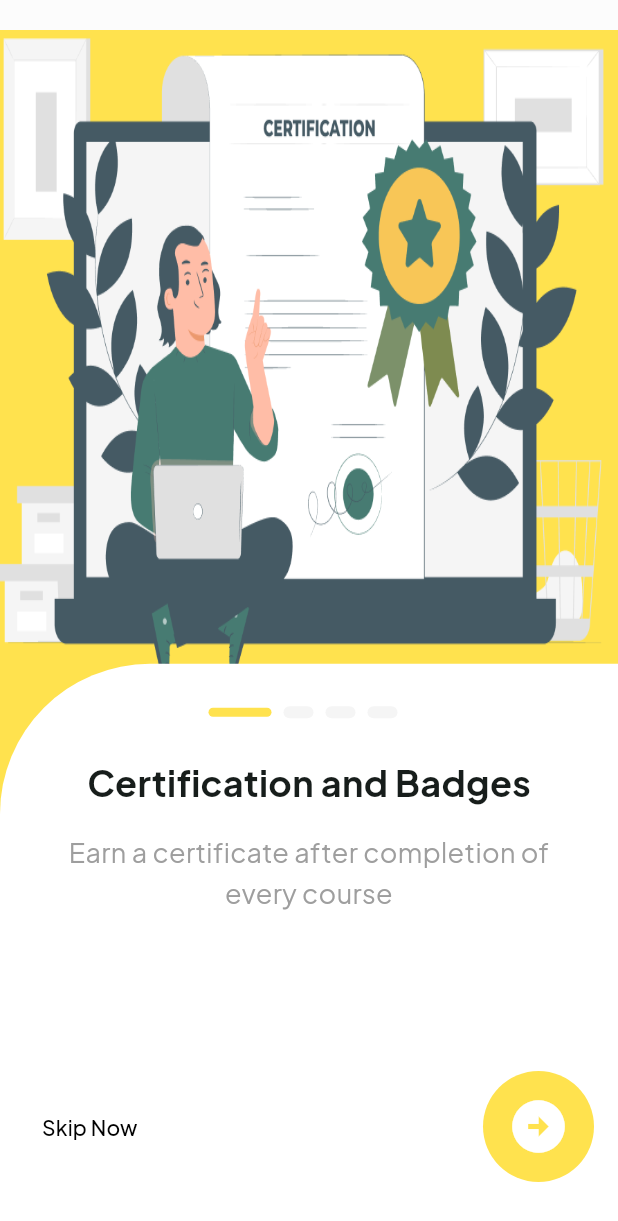
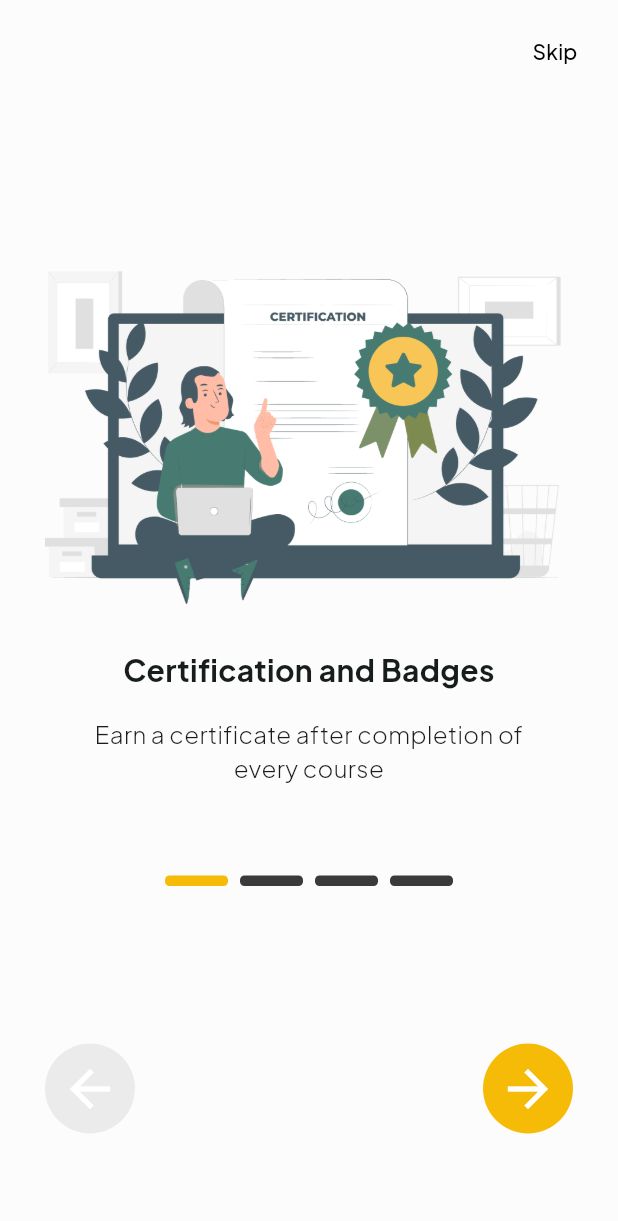
Before and after one commit to DinaAlaaEldinMohamed/Edu-Vista, a Flutter app: the screen it shows after launch, on a phone screen of 412 x 824 dp. Shown: the top 1221 px of the screen. Run offline on Flutter 3.47's test engine with Material 3 defaults, Android fonts, the phone set to English and light mode, and no system bars.

```diff
--- a/lib/main.dart
+++ b/lib/main.dart
@@ -1,4 +1,5 @@
-import 'package:edu_vista/pages/screens/onboarding-screen.dart';
+import 'package:edu_vista/pages/screens/splash_screen.dart';
+import 'package:edu_vista/utils/app_routes.dart';
 import 'package:edu_vista/utils/colors-utils.dart';
 import 'package:flutter/material.dart';
 
@@ -17,11 +18,12 @@ class MyApp extends StatelessWidget {
       title: 'Edu Vista',
       theme: ThemeData(
         fontFamily: "PlusJakartaSans",
-          colorScheme:
-              ColorScheme.fromSeed(seedColor: ColorUtility.primaryColor),
+        colorScheme: ColorScheme.fromSeed(seedColor: ColorUtility.primaryColor),
         scaffoldBackgroundColor: ColorUtility.pageBackgroundColor,
         useMaterial3: true,
       ),
-        home: const OnboardingScreen());
+      home: const SplashScreen(),
+      onGenerateRoute: AppRouter.generateRoute,
+    );
   }
 }
--- /dev/null
+++ b/lib/pages/screens/login/login.dart
@@ -0,0 +1,17 @@
+import 'package:flutter/material.dart';
+
+class Login extends StatelessWidget {
+  const Login({super.key});
+
+  @override
+  Widget build(BuildContext context) {
+    return const Scaffold(
+      body: Center(
+        child: Text(
+          'Login',
+          style: TextStyle(fontSize: 24, fontWeight: FontWeight.bold),
+        ),
+      ),
+    );
+  }
+}
--- /dev/null
+++ b/lib/pages/screens/onBoarding/onboarding-screen.dart
@@ -0,0 +1,99 @@
+import 'package:edu_vista/utils/images-utils.dart';
+import 'package:edu_vista/widgets/onBoarding/onboarding-widget.dart';
+import 'package:flutter/material.dart';
+
+class OnboardingScreen extends StatefulWidget {
+  const OnboardingScreen({super.key});
+
+  @override
+  State<OnboardingScreen> createState() => _OnboardingScreenState();
+}
+
+class _OnboardingScreenState extends State<OnboardingScreen> {
+  final PageController _pageController = PageController();
+  int _activePage = 0;
+
+  void _onPageChanged(int page) {
+    setState(() {
+      _activePage = page;
+    });
+  }
+
+  void _onNextPage() {
+    if (_activePage < _pages.length - 1) {
+      _pageController.nextPage(
+        duration: const Duration(milliseconds: 500),
+        curve: Curves.easeInOut,
+      );
+    } else {
+      Navigator.pushReplacementNamed(context, '/login');
+    }
+  }
+
+  void _onPreviousPage() {
+    if (_activePage > 0) {
+      _pageController.previousPage(
+        duration: const Duration(milliseconds: 500),
+        curve: Curves.easeInOut,
+      );
+    }
+  }
+
+  void _onSkip() {
+    // Skip to the last page
+    _pageController.jumpToPage(_pages.length - 1);
+  }
+
+  final List<Map<String, dynamic>> _pages = [
+    {
+      'title': 'Certification and Badges',
+      'image': ImagesUtils.getOnboardingImage(0),
+      'description': 'Earn a certificate after completion of every course',
+      'skip': true,
+    },
+    {
+      'title': 'Progress Tracking',
+      'image': ImagesUtils.getOnboardingImage(1),
+      'description': 'Check your progress in every course',
+      'skip': true,
+    },
+    {
+      'title': 'Offline Access',
+      'image': ImagesUtils.getOnboardingImage(2),
+      'description': 'Make your course available offline',
+      'skip': true,
+    },
+    {
+      'title': 'Course Catalog',
+      'image': ImagesUtils.getOnboardingImage(3),
+      'description': 'View the courses you are enrolled',
+      'skip': false,
+    },
+  ];
+
+  @override
+  Widget build(BuildContext context) {
+    return Scaffold(
+      body: PageView.builder(
+        itemCount: _pages.length,
+        controller: _pageController,
+        onPageChanged: _onPageChanged,
+        itemBuilder: (BuildContext context, int index) {
+          final page = _pages[index];
+          return OnboardingWidget(
+            title: page['title'],
+            description: page['description'],
+            image: page['image'],
+            showSkipButton: page['skip'] && _activePage < _pages.length - 1,
+            showGetStartedButton: _activePage == _pages.length - 1,
+            onNextTap: _onNextPage,
+            onPreviousTap: _onPreviousPage,
+            onSkip: _onSkip,
+            currentPageIndex: _activePage,
+            totalPages: _pages.length,
+          );
+        },
+      ),
+    );
+  }
+}
--- a/lib/pages/screens/onboarding-screen.dart
+++ /dev/null
@@ -1,146 +0,0 @@
-import 'package:edu_vista/widgets/onboarding-widget.dart';
-import 'package:flutter/material.dart';
-import 'package:edu_vista/utils/app-utils.dart';
-
-class OnboardingScreen extends StatefulWidget {
-  const OnboardingScreen({super.key});
-
-  @override
-  State<OnboardingScreen> createState() => _OnboardingScreenState();
-}
-
-class _OnboardingScreenState extends State<OnboardingScreen> {
-  final PageController _pageController = PageController();
-  int _activePage = 0;
-  void onNextPage() {
-    if (_activePage < _pages.length - 1) {
-      _pageController.nextPage(
-        duration: const Duration(milliseconds: 500),
-        curve: Curves.fastEaseInToSlowEaseOut,
-      );
-    }
-  }
-
-  final List<Map<String, dynamic>> _pages = [
-    {
-      'color': '#ffe24e',
-      'title': 'Certification and Badges',
-      'image': 'assets/images/certificate-and-badges.png',
-      'description': "Earn a certificate after completion of every course",
-      'skip': true
-    },
-    {
-      'color': '#a3e4f1',
-      'title': 'Progress Tracking',
-      'image': 'assets/images/progress-tracking.png',
-      'description': 'Check your Progress of every course',
-      'skip': true
-    },
-    {
-      'color': '#31b77a',
-      'title': 'Offline Acces',
-      'image': 'assets/images/offline-access.png',
-      'description': 'Make your course available offline',
-      'skip': true
-    },
-    {
-      'color': '#31b77a',
-      'title': 'Course Catalog',
-      'image': 'assets/images/course-catalog.png',
-      'description': 'View in which courses you are enrolled',
-      'skip': false
-    },
-  ];
-
-  @override
-  Widget build(BuildContext context) {
-    return Scaffold(
-      body: Stack(
-        children: [
-          PageView.builder(
-            itemCount: _pages.length,
-            itemBuilder: (BuildContext context, int index) {
-              return Padding(
-                padding: const EdgeInsets.only(top: 20),
-                child: OnboardingWidget(
-                    color: _pages[index]['color'],
-                    title: _pages[index]['title'],
-                    description: _pages[index]['description'],
-                    skip: _pages[index]['skip'],
-                    image: _pages[index]['image'],
-                    onTap: onNextPage,
-                    index: index),
-              );
-            },
-            controller: _pageController,
-            onPageChanged: (int page) {
-              setState(() {
-                _activePage = page;
-              });
-            },
-          ),
-          Positioned(
-            top: MediaQuery.of(context).size.height / 1.75,
-            right: 0,
-            left: 0,
-            child: Column(
-              children: [
-                Row(
-                    mainAxisAlignment: MainAxisAlignment.center,
-                    children: _buildIndicator())
-              ],
-            ),
-          )
-        ],
-      ),
-    );
-  }
-
-  List<Widget> _buildIndicator() {
-    final indicators = <Widget>[];
-
-    for (var i = 0; i < _pages.length; i++) {
-      if (_activePage == i) {
-        indicators.add(_indicatorsTrue());
-      } else {
-        indicators.add(_indicatorsFalse());
-      }
-    }
-    return indicators;
-  }
-
-  Widget _indicatorsTrue() {
-    final String color;
-    if (_activePage == 0) {
-      color = '#ffe24e';
-    } else if (_activePage == 1) {
-      color = '#a3e4f1';
-    } else {
-      color = '#31b77a';
-    }
-
-    return AnimatedContainer(
-      duration: const Duration(microseconds: 300),
-      height: 6,
-      width: 42,
-      margin: const EdgeInsets.only(right: 8),
-      decoration: BoxDecoration(
-        borderRadius: BorderRadius.circular(50),
-        color: hexToColor(color),
-      ),
-    );
-  }
-
-  Widget _indicatorsFalse() {
-    return AnimatedContainer(
-      duration: const Duration(microseconds: 300),
-      height: 8,
-      width: 20,
-      margin: const EdgeInsets.only(right: 8),
-      decoration: BoxDecoration(
-        borderRadius: BorderRadius.circular(5),
-        color: Colors.grey.shade100,
-      ),
-    );
-  }
-}
--- /dev/null
+++ b/lib/pages/screens/splash_screen.dart
@@ -0,0 +1,19 @@
+import 'package:edu_vista/pages/screens/onBoarding/onboarding-screen.dart';
+import 'package:edu_vista/utils/images-utils.dart';
+import 'package:flutter/material.dart';
+
+class SplashScreen extends StatelessWidget {
+  const SplashScreen({super.key});
+
+  @override
+  Widget build(BuildContext context) {
+    Future.delayed(const Duration(seconds: 5), () {
+      Navigator.of(context).pushReplacement(
+        MaterialPageRoute(builder: (context) => OnboardingScreen()),
+      );
+    });
+    return Scaffold(
+      body: Center(child: Image.asset(ImagesUtils.logo)),
+    );
+  }
+}
--- a/lib/utils/app-utils.dart
+++ /dev/null
@@ -1,8 +0,0 @@
-import 'package:flutter/material.dart';
-
-Color hexToColor(String hex) {
-  assert(RegExp(r'^#([0-9a-fA-F]{6})|([0-9a-fA-F]{8})$').hasMatch(hex));
-
-  return Color(int.parse(hex.substring(1), radix: 16) +
-      (hex.length == 7 ? 0xFF000000 : 0x00000000));
-}
--- /dev/null
+++ b/lib/utils/app_routes.dart
@@ -0,0 +1,20 @@
+import 'package:edu_vista/pages/screens/login/login.dart';
+import 'package:edu_vista/pages/screens/onBoarding/onboarding-screen.dart';
+import 'package:edu_vista/pages/screens/splash_screen.dart';
+import 'package:flutter/material.dart';
+
+class AppRouter {
+  static Route generateRoute(RouteSettings settings) {
+    switch (settings.name) {
+      case '/':
+        return MaterialPageRoute(builder: (_) => const SplashScreen());
+      case '/onboard':
+        return MaterialPageRoute(builder: (_) => OnboardingScreen());
+      case '/login':
+        return MaterialPageRoute(builder: (_) => const Login());
+
+      default:
+        return MaterialPageRoute(builder: (_) => const Login());
+    }
+  }
+}
--- a/lib/utils/colors-utils.dart
+++ b/lib/utils/colors-utils.dart
@@ -6,4 +6,5 @@ class ColorUtility {
   static const secondaryColor = Color(0xffF5BB06);
   static const blackColor = Color(0xff1D1B20);
   static const greyColor = Color(0xffEBEBEB);
+  static const darkGreyColor = Color(0xff3A3A3A);
 }
--- /dev/null
+++ b/lib/utils/images-utils.dart
@@ -0,0 +1,15 @@
+class ImagesUtils {
+  static const _assetPath = 'assets/images/';
+  static const logo = '${_assetPath}logo.png';
+
+  static const List<String> onboardingImages = [
+    'certificate-and-badges.png',
+    'progress-tracking.png',
+    'offline-access.png',
+    'course-catalog.png'
+  ];
+
+  static String getOnboardingImage(int index) {
+    return '${_assetPath}${onboardingImages[index]}';
+  }
+}
--- /dev/null
+++ b/lib/widgets/onBoarding/nav_buttons.dart
@@ -0,0 +1,51 @@
+import 'package:edu_vista/utils/colors-utils.dart';
+import 'package:flutter/material.dart';
+
+class NavButtons extends StatelessWidget {
+  final VoidCallback onNextTap;
+  final VoidCallback onPreviousTap;
+
+  const NavButtons(
+      {required this.onNextTap, required this.onPreviousTap, super.key});
+
+  @override
+  Widget build(BuildContext context) {
+    return Row(
+      mainAxisAlignment: MainAxisAlignment.spaceBetween,
+      children: [
+        // Back button
+        GestureDetector(
+          onTap: onPreviousTap,
+          child: Container(
+            padding: const EdgeInsets.all(10),
+            decoration: BoxDecoration(
+              color: ColorUtility.greyColor,
+              borderRadius: BorderRadius.circular(50),
+            ),
+            child: const Icon(
+              Icons.arrow_back,
+              color: Colors.white,
+              size: 40,
+            ),
+          ),
+        ),
+        // Forward button
+        GestureDetector(
+          onTap: onNextTap,
+          child: Container(
+            padding: const EdgeInsets.all(10),
+            decoration: BoxDecoration(
+              color: ColorUtility.secondaryColor,
+              borderRadius: BorderRadius.circular(50),
+            ),
+            child: const Icon(
+              Icons.arrow_forward,
+              color: Colors.white,
+              size: 40,
+            ),
+          ),
+        ),
+      ],
+    );
+  }
+}
--- /dev/null
+++ b/lib/widgets/onBoarding/onboarding-widget.dart
@@ -0,0 +1,152 @@
+import 'package:edu_vista/utils/colors-utils.dart';
+import 'package:edu_vista/widgets/onBoarding/nav_buttons.dart';
+import 'package:flutter/material.dart';
+
+class OnboardingWidget extends StatelessWidget {
+  const OnboardingWidget({
+    required this.title,
+    required this.description,
+    required this.image,
+    required this.showSkipButton,
+    required this.showGetStartedButton,
+    required this.onNextTap,
+    required this.onPreviousTap,
+    required this.onSkip,
+    required this.currentPageIndex, // New property for indicator
+    required this.totalPages, // New property for total pages
+    super.key,
+  });
+
+  final String title;
+  final String description;
+  final String image;
+  final bool showSkipButton;
+  final bool showGetStartedButton;
+  final VoidCallback onNextTap;
+  final VoidCallback onPreviousTap;
+  final VoidCallback onSkip;
+  final int currentPageIndex; // Current page index for indicator
+  final int totalPages; // Total number of pages for indicator
+
+  @override
+  Widget build(BuildContext context) {
+    final mediaQuery = MediaQuery.of(context);
+    final screenHeight = mediaQuery.size.height;
+
+    return ListView(
+      children: [
+        if (showSkipButton)
+          Padding(
+            padding: const EdgeInsets.all(10),
+            child: Align(
+              alignment: Alignment.topRight,
+              child: TextButton(
+                onPressed: onSkip,
+                child: const Text(
+                  'Skip',
+                  style: TextStyle(color: Colors.black),
+                ),
+              ),
+            ),
+          ),
+
+        //const Spacer(),
+        // Title and description
+
+        Padding(
+          padding: const EdgeInsets.symmetric(
+            horizontal: 30,
+            vertical: 60,
+          ),
+          child: Column(
+            mainAxisSize: MainAxisSize.min,
+            children: [
+              SizedBox(
+                height: screenHeight / 3,
+                child: Align(
+                  alignment: Alignment.bottomCenter,
+                  child: Image.asset(image, fit: BoxFit.contain),
+                ),
+              ),
+              const SizedBox(
+                height: 30,
+              ),
+              Text(
+                title,
+                style: const TextStyle(
+                  fontSize: 20,
+                  fontWeight: FontWeight.w700,
+                ),
+                textAlign: TextAlign.center,
+              ),
+              const SizedBox(height: 16),
+              SizedBox(
+                width: 294,
+                child: Text(
+                  description,
+                  style: const TextStyle(
+                    fontSize: 16,
+                    fontWeight: FontWeight.w300,
+                    color: ColorUtility.blackColor,
+                  ),
+                  textAlign: TextAlign.center,
+                ),
+              ),
+              const SizedBox(height: 60), // Space before indicators
+              Row(
+                mainAxisAlignment: MainAxisAlignment.center,
+                children: _buildIndicators(),
+              ),
+            ],
+          ),
+        ),
+
+        if (showGetStartedButton)
+          Align(
+            child: Padding(
+              padding: const EdgeInsets.symmetric(horizontal: 30, vertical: 45),
+              child: ElevatedButton(
+                onPressed: () {
+                  Navigator.pushReplacementNamed(context, '/login');
+                },
+                style: ElevatedButton.styleFrom(
+                  backgroundColor: ColorUtility.secondaryColor,
+                  shape: RoundedRectangleBorder(
+                    borderRadius: BorderRadius.circular(8),
+                  ),
+                ),
+                child: const Text(
+                  'Get Started',
+                  style: TextStyle(color: Colors.white),
+                ),
+              ),
+            ),
+          )
+        else
+          Padding(
+            padding: const EdgeInsets.symmetric(horizontal: 30, vertical: 45),
+            child:
+                NavButtons(onNextTap: onNextTap, onPreviousTap: onPreviousTap),
+          )
+      ],
+    );
+  }
+
+  List<Widget> _buildIndicators() {
+    return List.generate(
+      totalPages,
+      (index) => AnimatedContainer(
+        duration: const Duration(milliseconds: 300),
+        height: 7,
+        width: 42,
+        margin: const EdgeInsets.symmetric(horizontal: 4),
+        decoration: BoxDecoration(
+          borderRadius: BorderRadius.circular(3),
+          color: currentPageIndex == index
+              ? ColorUtility.secondaryColor
+              : ColorUtility.darkGreyColor,
+        ),
+      ),
+    );
+  }
+}
--- a/lib/widgets/onboarding-widget.dart
+++ /dev/null
@@ -1,120 +0,0 @@
-import 'package:edu_vista/utils/app-utils.dart';
-import 'package:flutter/material.dart';
-
-class OnboardingWidget extends StatelessWidget {
-  const OnboardingWidget(
-      {required this.color,
-      required this.title,
-      required this.description,
-      required this.skip,
-      required this.image,
-      required this.onTap,
-      required this.index,
-      super.key});
-  final String color;
-  final String title;
-  final String description;
-  final bool skip;
-  final String image;
-  final VoidCallback onTap;
-  final int index;
-
-  @override
-  Widget build(BuildContext context) {
-    return ColoredBox(
-      color: hexToColor(color),
-      child: Stack(
-        children: [
-          Container(
-            height: MediaQuery.of(context).size.height / 1.86,
-            decoration: BoxDecoration(
-                image: DecorationImage(
-                    image: AssetImage(image), fit: BoxFit.fill)),
-          ),
-          Positioned(
-            bottom: 0,
-            right: 0,
-            left: 0,
-            child: Container(
-              height: MediaQuery.of(context).size.height / 2.16,
-              decoration: BoxDecoration(
-                  color: Colors.white,
-                  borderRadius: BorderRadius.only(
-                    topLeft: index == 0
-                        ? const Radius.circular(100)
-                        : const Radius.circular(0),
-                    topRight: index == 2
-                        ? const Radius.circular(100)
-                        : const Radius.circular(0),
-                  )),
-              child: Padding(
-                padding: const EdgeInsets.symmetric(horizontal: 45),
-                child: Column(
-                  children: [
-                    const SizedBox(
-                      height: 62,
-                    ),
-                    Text(title,
-                        style: const TextStyle(
-                            fontSize: 24, fontWeight: FontWeight.bold)),
-                    const SizedBox(
-                      height: 16,
-                    ),
-                    Text(
-                      description,
-                      style: const TextStyle(
-                          fontSize: 18, height: 1.5, color: Colors.grey),
-                      textAlign: TextAlign.center,
-                    )
-                  ],
-                ),
-              ),
-            ),
-          ),
-          Positioned(
-            bottom: 20,
-            right: 0,
-            left: 0,
-            child: Padding(
-                padding: const EdgeInsets.all(16),
-                child: skip
-                    ? Row(
-                        mainAxisAlignment: MainAxisAlignment.spaceBetween,
-                        children: [
-                          TextButton(
-                            onPressed: () {},
-                            child: const Text(
-                              'Skip Now',
-                              style: TextStyle(color: Colors.black),
-                            ),
-                          ),
-                          GestureDetector(
-                            onTap: onTap,
-                            child: Container(
-                              padding: const EdgeInsets.all(16),
-                              decoration: BoxDecoration(
-                                  color: hexToColor(color),
-                                  borderRadius: BorderRadius.circular(50)),
-                              child: const Icon(Icons.arrow_circle_right,
-                                  color: Colors.white, size: 42),
-                            ),
-                          )
-                        ],
-                      )
-                    : SizedBox(
-                        height: 46,
-                        child: MaterialButton(
-                          color: hexToColor(color),
-                          shape: RoundedRectangleBorder(
-                              borderRadius: BorderRadius.circular(8)),
-                          onPressed: () {},
-                          child: const Text('Get Started',
-                              style: TextStyle(color: Colors.white)),
-                        ),
-                      )),
-          )
-        ],
-      ),
-    );
-  }
-}
```
Also changed, not shown: assets/images/logo.png (added). Lines whose indentation alone changed are shown as unchanged.
